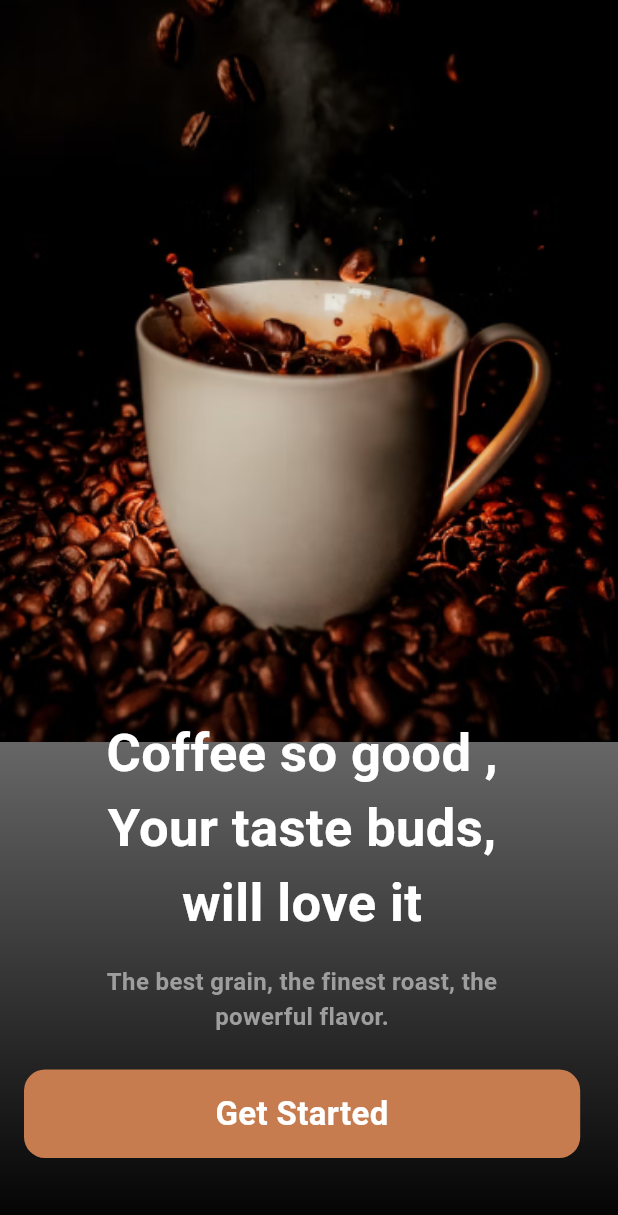
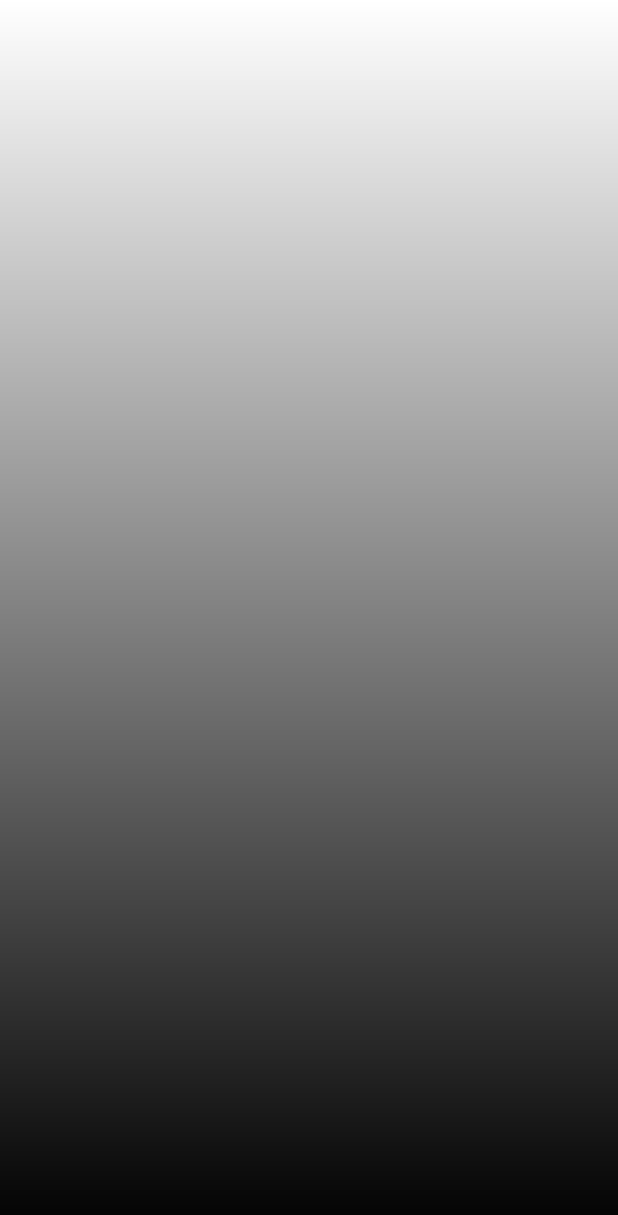
Before and after one commit to notfoundme/Coffee-Store, a Flutter app: the HomeScreen screen opened directly, on a phone screen of 412 x 824 dp. Shown: the top 1215 px of the screen. Run offline on Flutter 3.47's test engine with Material 3 defaults, Android fonts, the phone set to English and light mode, and no system bars.

Commit message:
Added extensions and chnaged screens

```diff
--- /dev/null
+++ b/lib/extensions/responsive_context.dart
@@ -0,0 +1,6 @@
+import 'package:flutter/material.dart';
+
+extension ResponsiveContext on BuildContext {
+  double get width => MediaQuery.of(this).size.width;
+  double get height => MediaQuery.of(this).size.height;
+}
--- a/lib/main.dart
+++ b/lib/main.dart
@@ -1,4 +1,5 @@
 import 'package:coffee_ecommerce/screens/home_screen.dart';
+import 'package:coffee_ecommerce/screens/onboarding_screen.dart';
 import 'package:flutter/material.dart';
 
 void main() {
@@ -11,8 +12,7 @@ class MainApp extends StatelessWidget {
   @override
   Widget build(BuildContext context) {
     return const MaterialApp(
-      home:  HomeScreen(),
-
-      );
+      home: OnBoardingScreen(),
+    );
   }
 }
--- a/lib/screens/home_screen.dart
+++ b/lib/screens/home_screen.dart
@@ -6,100 +6,16 @@ class HomeScreen extends StatelessWidget {
 
   @override
   Widget build(BuildContext context) {
-    return Container(
-      decoration: BoxDecoration(gradient: myLinearGradient),
-      child: Scaffold(
-        backgroundColor: Colors.transparent,
-        body: SizedBox(
-          height: MediaQuery.of(context).size.height,
-          child: Stack(
-            children: [
-              imageContainer(context),
+    return SafeArea(
+      child: Container(
+        decoration: BoxDecoration(gradient: myLinearGradient),
+        child: Scaffold(
+          backgroundColor: Colors.transparent,
+          body: SizedBox(
 
-              // Middlte Texts
-              Positioned(
-                bottom: 20,
-                child: Column(
-                  children: [
-                    twoTexts(),
-
-                    //btn
-                    getStartedBtn(context),
-                    const SizedBox(
-                      height: 16,
-                    )
-                  ],
-                ),
-              ),
-            ],
           ),
         ),
       ),
     );
   }
-
-  Container imageContainer(BuildContext context) {
-    return Container(
-      decoration: const BoxDecoration(
-        image: DecorationImage(
-            image: AssetImage(
-              "assets/bgpic.png",
-            ),
-            fit: BoxFit.cover),
-      ),
-      height: MediaQuery.of(context).size.height * 0.6,
-      width: MediaQuery.of(context).size.width,
-    );
-  }
-
-  Column twoTexts() {
-    return const Column(
-      children: [
-        Padding(
-          padding: EdgeInsets.all(8.0),
-          child: Text(
-            "Coffee so good ,\nYour taste buds,\nwill love it",
-            style: TextStyle(
-                color: Colors.white, fontSize: 35, fontWeight: FontWeight.bold),
-            textAlign: TextAlign.center,
-          ),
-        ),
-        // Text(
-        //   "Hello hello",
-        //   style: TextStyle(color: Colors.red),
-        // ),
-
-        //small text
-        Padding(
-          padding: EdgeInsets.all(8.0),
-          child: Text(
-            "The best grain, the finest roast, the \npowerful flavor.",
-            style: TextStyle(
-                color: Colors.grey, fontSize: 16, fontWeight: FontWeight.bold),
-            textAlign: TextAlign.center,
-          ),
-        ),
-      ],
-    );
-  }
-
-  Container getStartedBtn(BuildContext context) {
-    return Container(
-      margin: const EdgeInsets.all(16),
-      width: MediaQuery.of(context).size.width * 0.9,
-      decoration: BoxDecoration(
-        color: btnColor,
-        borderRadius: BorderRadius.circular(14),
-      ),
-      child: const Padding(
-        padding: EdgeInsets.symmetric(vertical: 14.0, horizontal: 8),
-        child: Text(
-          "Get Started",
-          style: TextStyle(
-              color: Colors.white, fontSize: 22, fontWeight: FontWeight.bold),
-          textAlign: TextAlign.center,
-        ),
-      ),
-    );
-  }
 }
```
Also changed, not shown: lib/components/location_dropdown.dart (added, +45 -0 lines), lib/extensions/navigation_ext.dart (added, +12 -0 lines), lib/screens/onboarding_screen.dart (added, +116 -0 lines).
